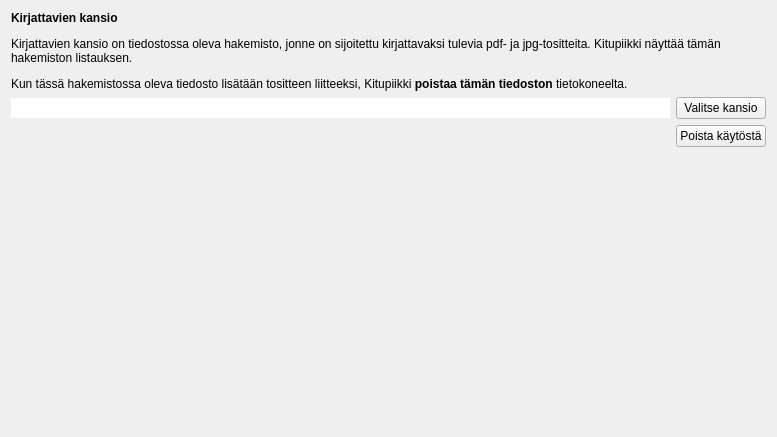
This is kitupiikki/maaritys/inboxmaaritys.ui in artoh/kitupiikki as Qt 5 draws it before an edit. The edited form follows.
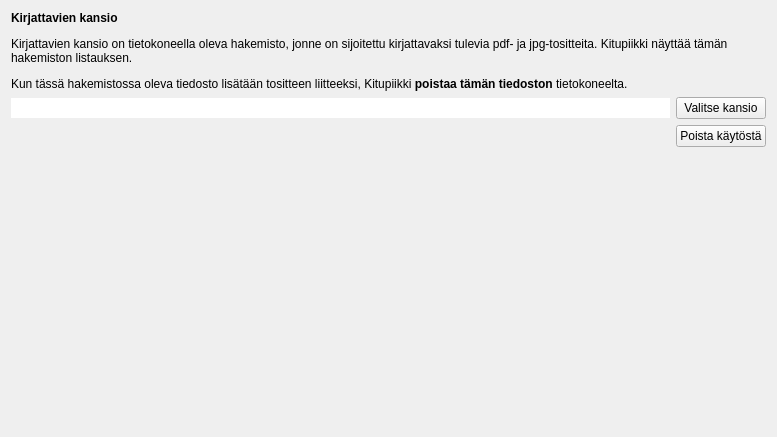
This is the edited form. Icons and pictures are not drawn.

Patch:
```diff
--- a/kitupiikki/maaritys/inboxmaaritys.ui
+++ b/kitupiikki/maaritys/inboxmaaritys.ui
@@ -17,7 +17,7 @@
    <item row="0" column="0">
     <widget class="QLabel" name="label">
      <property name="text">
-      <string>&lt;html&gt;&lt;head/&gt;&lt;body&gt;&lt;p&gt;&lt;span style=&quot; font-weight:600;&quot;&gt;Kirjattavien kansio&lt;/span&gt;&lt;/p&gt;&lt;p&gt;Kirjattavien kansio on tiedostossa oleva hakemisto, jonne on sijoitettu kirjattavaksi tulevia pdf- ja jpg-tositteita. Kitupiikki näyttää tämän hakemiston listauksen.&lt;/p&gt;&lt;p&gt;Kun tässä hakemistossa oleva tiedosto lisätään tositteen liitteeksi, Kitupiikki &lt;span style=&quot; font-weight:600;&quot;&gt;poistaa tämän tiedoston &lt;/span&gt;tietokoneelta.&lt;/p&gt;&lt;/body&gt;&lt;/html&gt;</string>
+      <string>&lt;html&gt;&lt;head/&gt;&lt;body&gt;&lt;p&gt;&lt;span style=&quot; font-weight:600;&quot;&gt;Kirjattavien kansio&lt;/span&gt;&lt;/p&gt;&lt;p&gt;Kirjattavien kansio on tietokoneella oleva hakemisto, jonne on sijoitettu kirjattavaksi tulevia pdf- ja jpg-tositteita. Kitupiikki näyttää tämän hakemiston listauksen.&lt;/p&gt;&lt;p&gt;Kun tässä hakemistossa oleva tiedosto lisätään tositteen liitteeksi, Kitupiikki &lt;span style=&quot; font-weight:600;&quot;&gt;poistaa tämän tiedoston &lt;/span&gt;tietokoneelta.&lt;/p&gt;&lt;/body&gt;&lt;/html&gt;</string>
      </property>
      <property name="wordWrap">
       <bool>true</bool>
```
